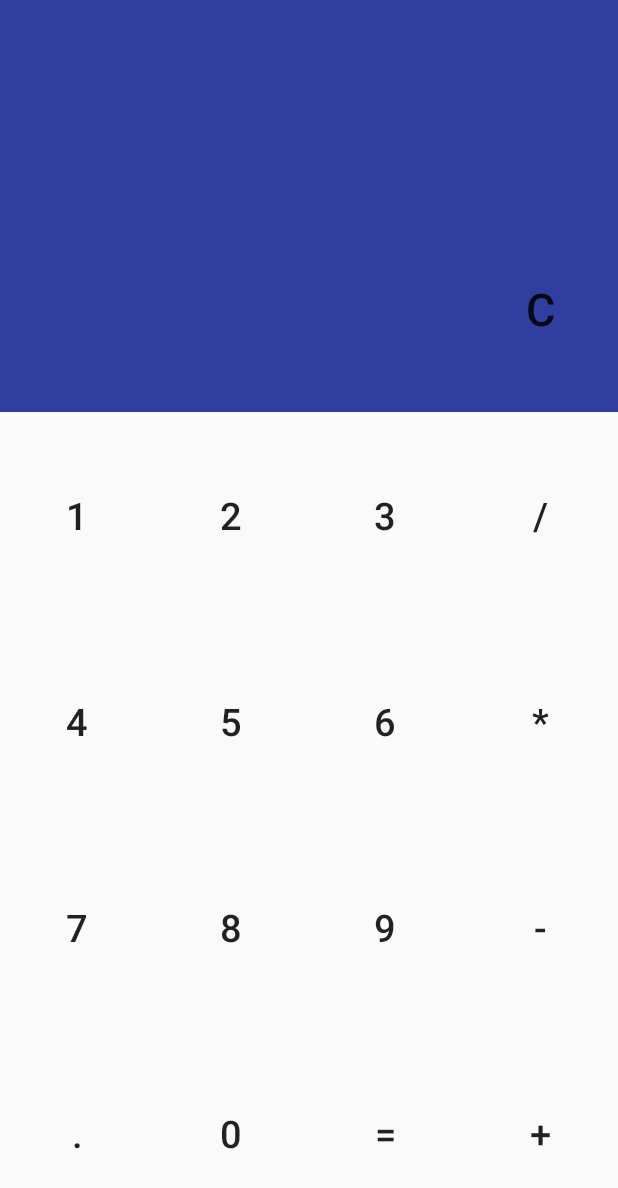
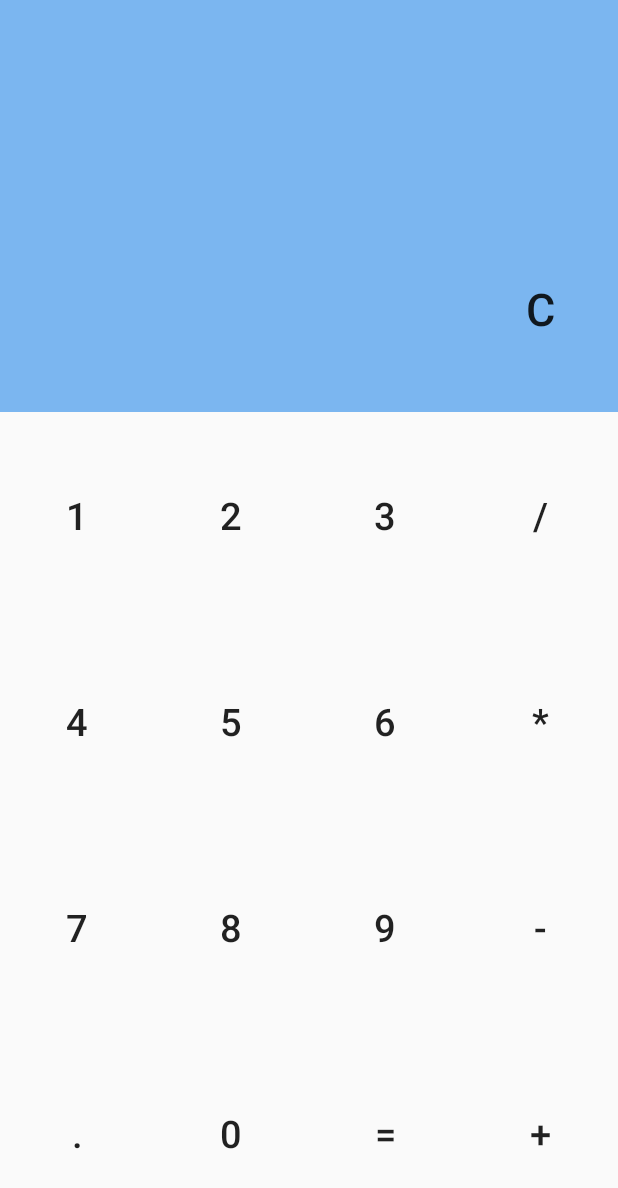
Before and after one commit to n1kko777/SimpleKotlinCalculator, an Android app: the screen it shows after launch (MainActivity), on a phone screen of 412 x 824 dp. Shown: the top 1188 px of the screen. Run offline under Robolectric (Android 15) with nearby library versions, the phone set to English and light mode, and no system bars; our stand-ins replace data binding.

Commit message:
Bugs Fixed

```diff
--- a/app/src/main/java/ru/nikko777/simplekotlincalculator/MainActivity.kt
+++ b/app/src/main/java/ru/nikko777/simplekotlincalculator/MainActivity.kt
@@ -18,15 +18,15 @@ class MainActivity : Activity() {
     private var div: Boolean? = null
 
     private var decimalFormat: DecimalFormat? = null
-    private var model: ViewModel? = null
     private var binding: ActivityMainBinding? = null
+
+    val model : ViewModel = ViewModel()
 
     override fun onCreate(savedInstanceState: Bundle?) {
         super.onCreate(savedInstanceState)
 
         binding = DataBindingUtil.setContentView(this, R.layout.activity_main)
-        model = ViewModel()
-        //binding.model = model
+        binding!!.setModel(model)
         decimalFormat = DecimalFormat("#.##########")
 
         inic_value()
--- a/app/src/main/res/values/colors.xml
+++ b/app/src/main/res/values/colors.xml
@@ -1,6 +1,6 @@
 <?xml version="1.0" encoding="utf-8"?>
 <resources>
-    <color name="colorPrimary">#3F51B5</color>
-    <color name="colorPrimaryDark">#303F9F</color>
+    <color name="colorPrimary">#7bb6f0</color>
+    <color name="colorPrimaryDark">#7bb6f0</color>
     <color name="colorAccent">#FF4081</color>
 </resources>
```
Also changed, not shown: app/build.gradle (+15 -3 lines).
